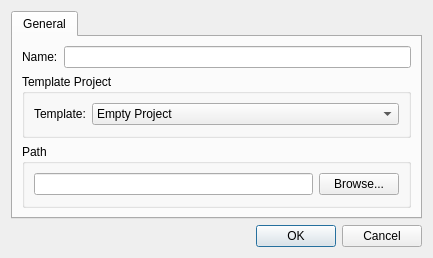
christopherpow/nesicide, file designers/newprojectdialog.ui: the form before one commit.
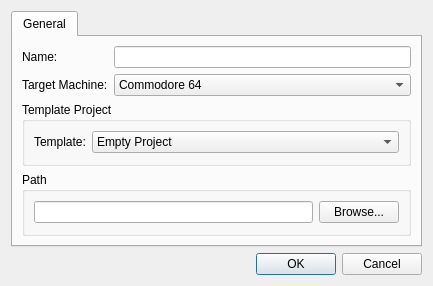
The form after the commit. Icons and pictures are not drawn.

Commit message: Many changes to support VICE integration with NESICIDE and debugging capability of the emulated Commodore 64.

```diff
--- a/designers/newprojectdialog.ui
+++ b/designers/newprojectdialog.ui
@@ -7,7 +7,7 @@
     <x>0</x>
     <y>0</y>
     <width>433</width>
-    <height>227</height>
+    <height>253</height>
    </rect>
   </property>
   <property name="windowTitle">
@@ -41,7 +41,7 @@
          </property>
         </widget>
        </item>
-       <item row="2" column="0" colspan="2">
+       <item row="3" column="0" colspan="2">
         <widget class="QGroupBox" name="groupBox_2">
          <property name="title">
           <string>Path</string>
@@ -68,7 +68,7 @@
          </layout>
         </widget>
        </item>
-       <item row="1" column="0" colspan="2">
+       <item row="2" column="0" colspan="2">
         <widget class="QGroupBox" name="templateGroup">
          <property name="title">
           <string>Template Project</string>
@@ -98,6 +98,27 @@
          </layout>
         </widget>
        </item>
+       <item row="1" column="0">
+        <widget class="QLabel" name="label_3">
+         <property name="text">
+          <string>Target Machine:</string>
+         </property>
+        </widget>
+       </item>
+       <item row="1" column="1">
+        <widget class="QComboBox" name="target">
+         <item>
+          <property name="text">
+           <string>Commodore 64</string>
+          </property>
+         </item>
+         <item>
+          <property name="text">
+           <string>Nintendo Entertainment System</string>
+          </property>
+         </item>
+        </widget>
+       </item>
       </layout>
      </widget>
     </widget>
```
Left out of the diff: 4 changed lines with no effect on the pictures. The commit also changes 88 other files.
